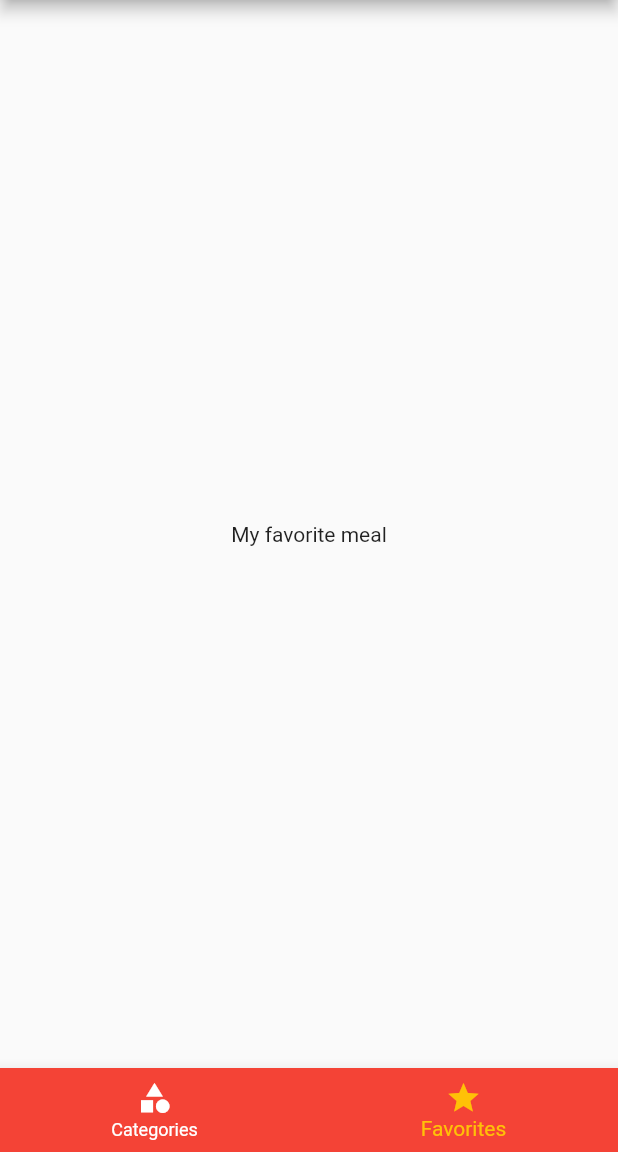
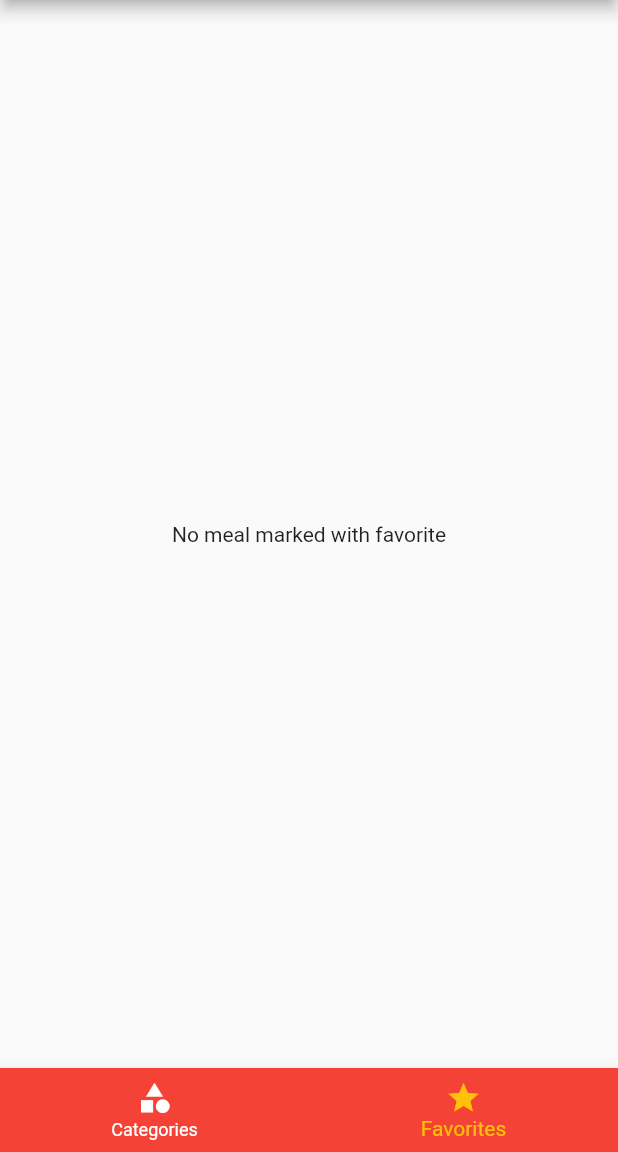
Before and after one commit to cadumeneses/lets_cook, a Flutter app: the screen it shows after launch, item 2 of the bottom bar chosen, on a phone screen of 412 x 824 dp, the part 84-1236 px from its top. Run offline on Flutter 3.47's test engine with Material 2 defaults, Android fonts, the phone set to English and light mode, and no system bars.

Commit message:
feat: add page favorite meal

```diff
--- a/lib/main.dart
+++ b/lib/main.dart
@@ -22,6 +22,7 @@ class MyApp extends StatefulWidget {
 class _MyAppState extends State<MyApp> {
   Settings settings = Settings();
   List<Meal> _avaibleMeals = dummyMeals;
+  List<Meal> _favoriteMeals = [];
 
   void _filterMeals(Settings settings) {
     setState(() {
@@ -37,6 +38,18 @@ class _MyAppState extends State<MyApp> {
             !filterVegetarian;
       }).toList();
     });
+  }
+
+  void _toggleFavorite(Meal meal) {
+    setState(() {
+      _favoriteMeals.contains(meal)
+          ? _favoriteMeals.remove(meal)
+          : _favoriteMeals.add(meal);
+    });
+  }
+
+  bool _isFavorite(Meal meal) {
+    return _favoriteMeals.contains(meal);
   }
 
   final ThemeData tema = ThemeData();
@@ -64,9 +77,9 @@ class _MyAppState extends State<MyApp> {
                 color: Colors.red),
           )),
       routes: {
-        AppRoutes.home: (ctx) => const TabsPage(),
+        AppRoutes.home: (ctx) => TabsPage(_favoriteMeals),
         AppRoutes.categoriesMeals: (ctx) => CategoriesMealsPage(_avaibleMeals),
-        AppRoutes.mealsDetail: (ctx) => const MealDetailPage(),
+        AppRoutes.mealsDetail: (ctx) => MealDetailPage(_toggleFavorite, _isFavorite),
         AppRoutes.settings: (ctx) => SettingsPage(_filterMeals, settings),
       },
     );
--- a/lib/pages/favorite_meal_page.dart
+++ b/lib/pages/favorite_meal_page.dart
@@ -1,10 +1,23 @@
 import 'package:flutter/material.dart';
+import 'package:lets_cook/components/meal_item.dart';
+import '../models/meal.dart';
 
 class FavoriteMealPage extends StatelessWidget {
-  const FavoriteMealPage({Key? key}) : super(key: key);
+  final List<Meal> favoriteMeal;
+
+  const FavoriteMealPage(this.favoriteMeal, {Key? key}) : super(key: key);
 
   @override
   Widget build(BuildContext context) {
-    return Center(child: Text('My favorite meal'));
+    if (favoriteMeal.isEmpty) {
+      return const Center(child: Text('No meal marked with favorite'));
+    } else {
+      return ListView.builder(
+        itemCount: favoriteMeal.length,
+        itemBuilder: (ctx, index) {
+          return MealItem(favoriteMeal[index]);
+        },
+      );
+    }
   }
 }
--- a/lib/pages/tabs_page.dart
+++ b/lib/pages/tabs_page.dart
@@ -2,9 +2,12 @@ import 'package:flutter/material.dart';
 import 'package:lets_cook/components/drawer_item.dart';
 import 'categories_page.dart';
 import 'favorite_meal_page.dart';
+import '../models/meal.dart';
 
 class TabsPage extends StatefulWidget {
-  const TabsPage({Key? key}) : super(key: key);
+  final List<Meal> favoriteMeal;
+
+  const TabsPage(this.favoriteMeal, {Key? key}) : super(key: key);
 
   @override
   State<TabsPage> createState() => _TabsPageState();
@@ -12,10 +15,22 @@ class TabsPage extends StatefulWidget {
 
 class _TabsPageState extends State<TabsPage> {
   int _selectedIndex = 0;
-  final List<Map<String, Object>> _pages = [
-    {'title': 'Categories List', 'page': const CategoriesPage()},
-    {'title': 'My Favorites', 'page': const FavoriteMealPage()},
-  ];
+  List<Map<String, Object>>? _pages;
+
+  @override
+  void initState() {
+    super.initState();
+    _pages = [
+      {
+        'title': 'Categories List',
+        'page': const CategoriesPage(),
+      },
+      {
+        'title': 'My Favorites',
+        'page': FavoriteMealPage(widget.favoriteMeal),
+      },
+    ];
+  }
 
   _selectPage(int index) {
     setState(() {
@@ -28,11 +43,11 @@ class _TabsPageState extends State<TabsPage> {
     return Scaffold(
       appBar: AppBar(
         title: Center(
-          child: Text(_pages[_selectedIndex]['title'] as String),
+          child: Text(_pages![_selectedIndex]['title'] as String),
         ),
       ),
-      drawer: DrawerItem(),
-      body: _pages[_selectedIndex]['page'] as Widget,
+      drawer: const DrawerItem(),
+      body: _pages![_selectedIndex]['page'] as Widget,
       bottomNavigationBar: BottomNavigationBar(
         onTap: _selectPage,
         backgroundColor: Theme.of(context).colorScheme.primary,
```
Also changed, not shown: lib/pages/meal_detail_page.dart (+7 -5 lines).
